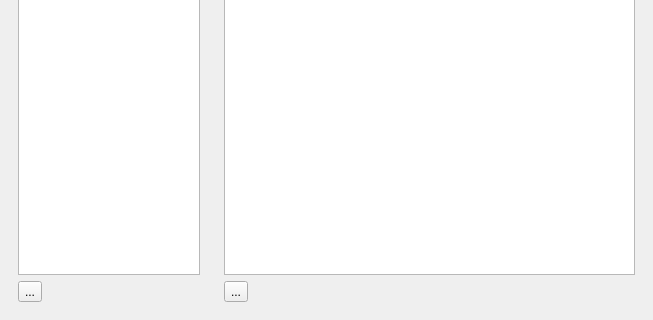
First picture: the form in src/mainwindow.ui, repository luketpickering/QtSubsonicPlayer, before the edit; both pictures show x 0 to 653 and y 145 to 465 of the 653 by 465 pixel window.
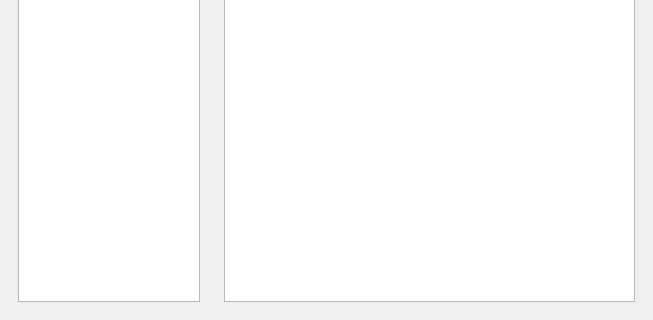
Second picture: the form after the edit. Icons and pictures are not drawn.

Commit message: changed the source of the temp music file and removed silly buttons from ui

```diff
--- a/src/mainwindow.ui
+++ b/src/mainwindow.ui
@@ -210,17 +210,6 @@
           </property>
          </widget>
         </item>
-        <item row="2" column="0">
-         <widget class="QToolButton" name="refreshAlbumTracksButton">
-          <property name="text">
-           <string>...</string>
-          </property>
-          <property name="icon">
-           <iconset resource="../resources/Icons.qrc">
-            <normaloff>:/Media Icons/document-import.png</normaloff>:/Media Icons/document-import.png</iconset>
-          </property>
-         </widget>
-        </item>
        </layout>
       </widget>
      </widget>
@@ -236,7 +225,7 @@
       <property name="minimumSize">
        <size>
         <width>200</width>
-        <height>148</height>
+        <height>164</height>
        </size>
       </property>
       <property name="maximumSize">
@@ -260,17 +249,6 @@
           </property>
          </widget>
         </item>
-        <item row="2" column="1">
-         <widget class="QToolButton" name="refreshArtistButton">
-          <property name="text">
-           <string>...</string>
-          </property>
-          <property name="icon">
-           <iconset resource="../resources/Icons.qrc">
-            <normaloff>:/Media Icons/document-import.png</normaloff>:/Media Icons/document-import.png</iconset>
-          </property>
-         </widget>
-        </item>
        </layout>
       </widget>
      </widget>
```
The commit also changes 3 other files.
